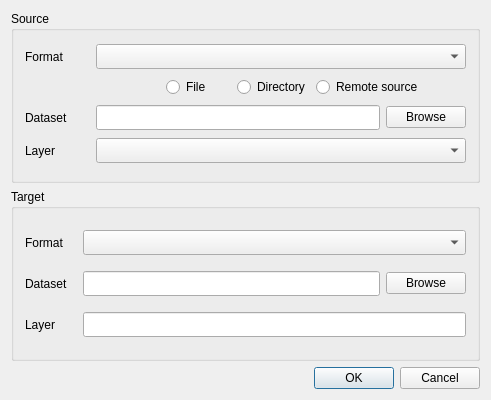
This is qgis/src/plugins/ogr_converter/ogrconverterguibase.ui in sourcepole/qgis as Qt 5 draws it before an edit. The edited form follows.
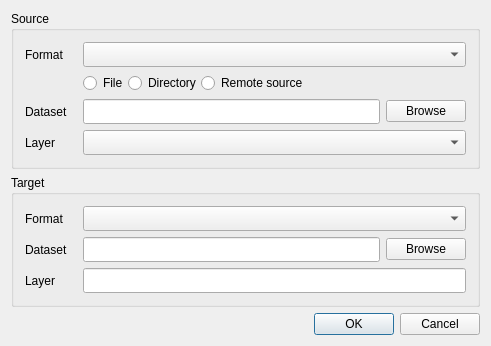
This is the edited form. Icons and pictures are not drawn.

```diff
--- a/qgis/src/plugins/ogr_converter/ogrconverterguibase.ui
+++ b/qgis/src/plugins/ogr_converter/ogrconverterguibase.ui
@@ -1,12 +1,12 @@
 <ui version="4.0" >
  <class>OgrConverterGuiBase</class>
- <widget class="QDialog" name="OgrConverterGuiBase" >
-  <property name="geometry" >
+ <widget class="QDialog" name="OgrConverterGuiBase">
+  <property name="geometry">
    <rect>
     <x>0</x>
     <y>0</y>
     <width>491</width>
-    <height>400</height>
+    <height>323</height>
    </rect>
   </property>
   <property name="sizePolicy" >
@@ -15,10 +15,10 @@
     <verstretch>0</verstretch>
    </sizepolicy>
   </property>
-  <property name="minimumSize" >
+  <property name="minimumSize">
    <size>
-    <width>400</width>
-    <height>400</height>
+    <width>0</width>
+    <height>0</height>
    </size>
   </property>
   <property name="windowTitle" >
@@ -29,11 +29,11 @@
     <normaloff/>
    </iconset>
   </property>
-  <layout class="QGridLayout" >
-   <item row="0" column="0" >
-    <widget class="QGroupBox" name="srcGroupBox" >
-     <property name="sizePolicy" >
-      <sizepolicy vsizetype="Expanding" hsizetype="Expanding" >
+  <layout class="QVBoxLayout" name="verticalLayout">
+   <item>
+    <widget class="QGroupBox" name="srcGroupBox">
+     <property name="sizePolicy">
+      <sizepolicy hsizetype="Expanding" vsizetype="Expanding">
        <horstretch>0</horstretch>
        <verstretch>0</verstretch>
       </sizepolicy>
@@ -41,106 +41,16 @@
      <property name="title" >
       <string>Source</string>
      </property>
-     <layout class="QGridLayout" >
-      <item row="0" column="0" >
-       <widget class="QLabel" name="labelSrcFormat" >
-        <property name="minimumSize" >
+     <layout class="QGridLayout" name="gridLayout_2">
+      <item row="5" column="0">
+       <widget class="QLabel" name="labelSrcLayer">
+        <property name="minimumSize">
          <size>
           <width>52</width>
           <height>22</height>
          </size>
         </property>
-        <property name="text" >
-         <string>Format</string>
-        </property>
-        <property name="buddy" >
-         <cstring>comboSrcFormats</cstring>
-        </property>
-       </widget>
-      </item>
-      <item row="0" column="1" colspan="5" >
-       <widget class="QComboBox" name="comboSrcFormats" >
-        <property name="minimumSize" >
-         <size>
-          <width>200</width>
-          <height>25</height>
-         </size>
-        </property>
-        <property name="maxCount" >
-         <number>200</number>
-        </property>
-       </widget>
-      </item>
-      <item row="1" column="0" colspan="2" >
-       <spacer>
-        <property name="orientation" >
-         <enum>Qt::Horizontal</enum>
-        </property>
-        <property name="sizeHint" >
-         <size>
-          <width>40</width>
-          <height>20</height>
-         </size>
-        </property>
-       </spacer>
-      </item>
-      <item row="1" column="2" >
-       <widget class="QRadioButton" name="radioSrcFile" >
-        <property name="text" >
-         <string>File</string>
-        </property>
-       </widget>
-      </item>
-      <item row="1" column="3" >
-       <widget class="QRadioButton" name="radioSrcDirectory" >
-        <property name="text" >
-         <string>Directory</string>
-        </property>
-       </widget>
-      </item>
-      <item row="1" column="4" colspan="2" >
-       <widget class="QRadioButton" name="radioSrcProtocol" >
-        <property name="text" >
-         <string>Remote source</string>
-        </property>
-       </widget>
-      </item>
-      <item row="2" column="0" >
-       <widget class="QLabel" name="labelSrcDataset" >
-        <property name="text" >
-         <string>Dataset</string>
-        </property>
-        <property name="buddy" >
-         <cstring>inputSrcDataset</cstring>
-        </property>
-       </widget>
-      </item>
-      <item row="2" column="1" colspan="4" >
-       <widget class="QLineEdit" name="inputSrcDataset" >
-        <property name="minimumSize" >
-         <size>
-          <width>200</width>
-          <height>25</height>
-         </size>
-        </property>
-       </widget>
-      </item>
-      <item row="2" column="5" >
-       <widget class="QPushButton" name="buttonSelectSrc" >
-        <property name="text" >
-         <string>Browse</string>
-        </property>
-       </widget>
-      </item>
-      <item row="3" column="0" >
-       <widget class="QLabel" name="labelSrcLayer" >
-        <property name="minimumSize" >
-         <size>
-          <width>52</width>
-          <height>22</height>
-         </size>
-        </property>
-        <property name="text" >
+        <property name="text">
          <string>Layer</string>
         </property>
         <property name="buddy" >
@@ -148,9 +58,29 @@
         </property>
        </widget>
       </item>
-      <item row="3" column="1" colspan="5" >
-       <widget class="QComboBox" name="comboSrcLayer" >
-        <property name="minimumSize" >
+      <item row="2" column="0">
+       <widget class="QLabel" name="labelSrcDataset">
+        <property name="text">
+         <string>Dataset</string>
+        </property>
+        <property name="buddy">
+         <cstring>inputSrcDataset</cstring>
+        </property>
+       </widget>
+      </item>
+      <item row="2" column="1">
+       <widget class="QLineEdit" name="inputSrcDataset">
+        <property name="minimumSize">
+         <size>
+          <width>200</width>
+          <height>25</height>
+         </size>
+        </property>
+       </widget>
+      </item>
+      <item row="5" column="1" colspan="2">
+       <widget class="QComboBox" name="comboSrcLayer">
+        <property name="minimumSize">
          <size>
           <width>300</width>
           <height>25</height>
@@ -158,13 +88,90 @@
         </property>
        </widget>
       </item>
+      <item row="2" column="2">
+       <widget class="QPushButton" name="buttonSelectSrc">
+        <property name="text">
+         <string>Browse</string>
+        </property>
+       </widget>
+      </item>
+      <item row="0" column="1" colspan="2">
+       <widget class="QComboBox" name="comboSrcFormats">
+        <property name="minimumSize">
+         <size>
+          <width>200</width>
+          <height>25</height>
+         </size>
+        </property>
+        <property name="maxCount">
+         <number>200</number>
+        </property>
+       </widget>
+      </item>
+      <item row="0" column="0">
+       <widget class="QLabel" name="labelSrcFormat">
+        <property name="minimumSize">
+         <size>
+          <width>52</width>
+          <height>22</height>
+         </size>
+        </property>
+        <property name="text">
+         <string>Format</string>
+        </property>
+        <property name="buddy">
+         <cstring>comboSrcFormats</cstring>
+        </property>
+       </widget>
+      </item>
+      <item row="1" column="1" colspan="2">
+       <layout class="QGridLayout" name="gridLayout">
+        <property name="spacing">
+         <number>0</number>
+        </property>
+        <item row="0" column="0">
+         <widget class="QRadioButton" name="radioSrcFile">
+          <property name="text">
+           <string>File</string>
+          </property>
+         </widget>
+        </item>
+        <item row="0" column="2">
+         <widget class="QRadioButton" name="radioSrcProtocol">
+          <property name="text">
+           <string>Remote source</string>
+          </property>
+         </widget>
+        </item>
+        <item row="0" column="1">
+         <widget class="QRadioButton" name="radioSrcDirectory">
+          <property name="text">
+           <string>Directory</string>
+          </property>
+         </widget>
+        </item>
+        <item row="0" column="3">
+         <spacer name="horizontalSpacer">
+          <property name="orientation">
+           <enum>Qt::Horizontal</enum>
+          </property>
+          <property name="sizeHint" stdset="0">
+           <size>
+            <width>40</width>
+            <height>20</height>
+           </size>
+          </property>
+         </spacer>
+        </item>
+       </layout>
+      </item>
      </layout>
     </widget>
    </item>
-   <item row="1" column="0" >
-    <widget class="QGroupBox" name="dstGroupBox" >
-     <property name="sizePolicy" >
-      <sizepolicy vsizetype="Expanding" hsizetype="Expanding" >
+   <item>
+    <widget class="QGroupBox" name="dstGroupBox">
+     <property name="sizePolicy">
+      <sizepolicy hsizetype="Expanding" vsizetype="Expanding">
        <horstretch>0</horstretch>
        <verstretch>0</verstretch>
       </sizepolicy>
@@ -172,10 +179,10 @@
      <property name="title" >
       <string>Target</string>
      </property>
-     <layout class="QGridLayout" >
-      <item row="0" column="0" >
-       <widget class="QLabel" name="labelDstFormat" >
-        <property name="minimumSize" >
+     <layout class="QGridLayout" name="gridLayout_3">
+      <item row="0" column="0">
+       <widget class="QLabel" name="labelDstFormat">
+        <property name="minimumSize">
          <size>
           <width>52</width>
           <height>22</height>
@@ -189,9 +196,9 @@
         </property>
        </widget>
       </item>
-      <item row="0" column="1" colspan="2" >
-       <widget class="QComboBox" name="comboDstFormats" >
-        <property name="minimumSize" >
+      <item row="0" column="1" colspan="2">
+       <widget class="QComboBox" name="comboDstFormats">
+        <property name="minimumSize">
          <size>
           <width>300</width>
           <height>25</height>
@@ -202,9 +209,9 @@
         </property>
        </widget>
       </item>
-      <item row="1" column="0" >
-       <widget class="QLabel" name="labelDstDataset" >
-        <property name="text" >
+      <item row="1" column="0">
+       <widget class="QLabel" name="labelDstDataset">
+        <property name="text">
          <string>Dataset</string>
         </property>
         <property name="buddy" >
@@ -212,9 +219,9 @@
         </property>
        </widget>
       </item>
-      <item row="1" column="1" >
-       <widget class="QLineEdit" name="inputDstDataset" >
-        <property name="minimumSize" >
+      <item row="1" column="1">
+       <widget class="QLineEdit" name="inputDstDataset">
+        <property name="minimumSize">
          <size>
           <width>200</width>
           <height>25</height>
@@ -222,16 +229,16 @@
         </property>
        </widget>
       </item>
-      <item row="1" column="2" >
-       <widget class="QPushButton" name="buttonSelectDst" >
-        <property name="text" >
+      <item row="1" column="2">
+       <widget class="QPushButton" name="buttonSelectDst">
+        <property name="text">
          <string>Browse</string>
         </property>
        </widget>
       </item>
-      <item row="2" column="0" >
-       <widget class="QLabel" name="labelDstLayer" >
-        <property name="minimumSize" >
+      <item row="2" column="0">
+       <widget class="QLabel" name="labelDstLayer">
+        <property name="minimumSize">
          <size>
           <width>52</width>
           <height>0</height>
@@ -245,9 +252,9 @@
         </property>
        </widget>
       </item>
-      <item row="2" column="1" colspan="2" >
-       <widget class="QLineEdit" name="inputDstLayer" >
-        <property name="minimumSize" >
+      <item row="2" column="1" colspan="2">
+       <widget class="QLineEdit" name="inputDstLayer">
+        <property name="minimumSize">
          <size>
           <width>300</width>
           <height>25</height>
@@ -258,16 +265,16 @@
      </layout>
     </widget>
    </item>
-   <item row="2" column="0" >
-    <widget class="QDialogButtonBox" name="buttonBox" >
-     <property name="standardButtons" >
-      <set>QDialogButtonBox::Cancel|QDialogButtonBox::NoButton|QDialogButtonBox::Ok</set>
+   <item>
+    <widget class="QDialogButtonBox" name="buttonBox">
+     <property name="standardButtons">
+      <set>QDialogButtonBox::Cancel|QDialogButtonBox::Ok</set>
      </property>
     </widget>
    </item>
   </layout>
  </widget>
- <layoutdefault spacing="6" margin="11" />
+ <layoutdefault spacing="6" margin="11"/>
  <tabstops>
   <tabstop>comboSrcFormats</tabstop>
   <tabstop>radioSrcFile</tabstop>
```
Left out of the diff: 49 changed lines with no effect on the pictures.
